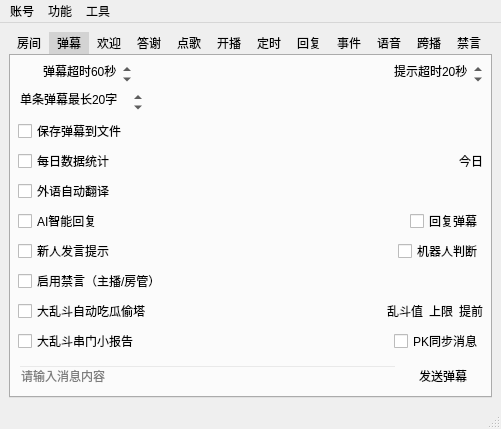
Qt form mainwindow.ui (iwxyi/Bilibili-MagicalDanmaku) before a commit.
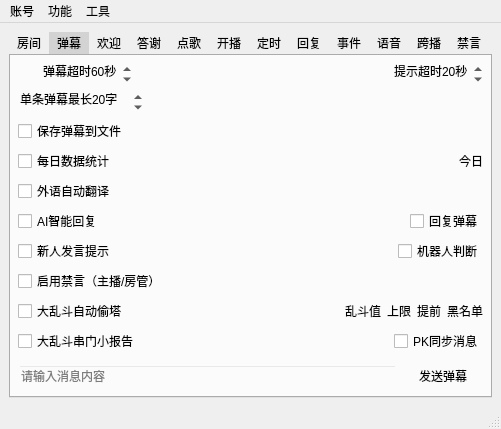
The same form after that commit. The open tabs and pages were chosen to show the change. Icons and pictures are not drawn. Custom widgets are drawn as their Qt base class.

What changed in the file:
```diff
--- a/mainwindow.ui
+++ b/mainwindow.ui
@@ -483,7 +483,7 @@
          </layout>
         </item>
         <item>
-         <layout class="QHBoxLayout" name="horizontalLayout_28" stretch="1,0,0,0">
+         <layout class="QHBoxLayout" name="horizontalLayout_28" stretch="1,0,0,0,0">
           <property name="topMargin">
            <number>0</number>
           </property>
@@ -494,7 +494,7 @@
 注意自己的余额！！！（0.1元/吃瓜）</string>
             </property>
             <property name="text">
-             <string>大乱斗自动吃瓜偷塔</string>
+             <string>大乱斗自动偷塔</string>
             </property>
            </widget>
           </item>
@@ -540,6 +540,20 @@
             </property>
            </widget>
           </item>
+          <item>
+           <widget class="QPushButton" name="pkBlankButton">
+            <property name="styleSheet">
+             <string notr="true">QPushButton
+{
+	background: transparent;
+	border: none;
+}</string>
+            </property>
+            <property name="text">
+             <string>黑名单</string>
+            </property>
+           </widget>
+          </item>
          </layout>
         </item>
         <item>
```
Left out of the diff: 18 changed lines with no effect on the pictures.
